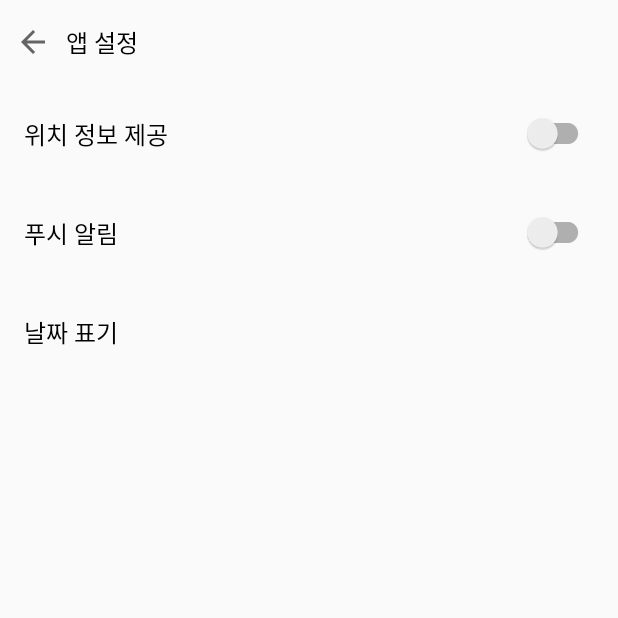
After one commit to our-spring-day/Manna, an Android app: the SettingActivity screen opened directly, with no data from a screen before it, on a phone screen of 412 x 824 dp, the top half of it. The commit adds this screen. Run offline under Robolectric (Android 15) with nearby library versions, the phone set to English and light mode, and no system bars; our stand-ins replace data binding.

Commit message:
feat(SettingActivity) : 앱 설정화면 항목 추가

```diff
--- a/app/src/main/AndroidManifest.xml
+++ b/app/src/main/AndroidManifest.xml
@@ -9,6 +9,7 @@
         android:roundIcon="@mipmap/ic_launcher_round"
         android:supportsRtl="true"
         android:theme="@style/AppTheme">
+        <activity android:name=".SettingActivity"></activity>
         <activity android:name=".HomeActivity">
             <intent-filter>
                 <action android:name="android.intent.action.MAIN" />
--- /dev/null
+++ b/app/src/main/java/com/manna/SettingActivity.kt
@@ -0,0 +1,27 @@
+package com.manna
+
+import android.content.Context
+import android.content.Intent
+import android.os.Bundle
+import androidx.appcompat.app.AppCompatActivity
+import androidx.databinding.DataBindingUtil
+import com.manna.databinding.ActivitySettingBinding
+
+class SettingActivity : AppCompatActivity() {
+
+    private lateinit var binding: ActivitySettingBinding
+    override fun onCreate(savedInstanceState: Bundle?) {
+        super.onCreate(savedInstanceState)
+        binding = DataBindingUtil.setContentView(this, R.layout.activity_setting)
+        binding.run {
+            back.setOnClickListener {
+                finish()
+            }
+        }
+    }
+
+    companion object {
+        fun getIntent(context: Context) =
+            Intent(context, SettingActivity::class.java)
+    }
+}
--- a/app/src/main/java/com/manna/SettingFragment.kt
+++ b/app/src/main/java/com/manna/SettingFragment.kt
@@ -4,6 +4,7 @@ import android.os.Bundle
 import android.view.LayoutInflater
 import android.view.View
 import android.view.ViewGroup
+import android.widget.Button
 import androidx.databinding.DataBindingUtil
 import androidx.fragment.app.Fragment
 import com.manna.databinding.FragmentSettingBinding
@@ -24,6 +25,15 @@ class SettingFragment : Fragment() {
 
     override fun onViewCreated(view: View, savedInstanceState: Bundle?) {
         super.onViewCreated(view, savedInstanceState)
+
+        val testButton = Button(context).apply {
+            text = "앱 설정"
+            setOnClickListener {
+                startActivity(SettingActivity.getIntent(context))
+            }
+        }
+
+        (binding.root as ViewGroup).addView(testButton)
     }
 
     companion object {
--- /dev/null
+++ b/app/src/main/res/drawable/ic_back_24.xml
@@ -0,0 +1,10 @@
+<vector xmlns:android="http://schemas.android.com/apk/res/android"
+    android:width="24dp"
+    android:height="24dp"
+    android:viewportWidth="24"
+    android:viewportHeight="24"
+    android:tint="?attr/colorControlNormal">
+  <path
+      android:fillColor="@android:color/white"
+      android:pathData="M20,11H7.83l5.59,-5.59L12,4l-8,8 8,8 1.41,-1.41L7.83,13H20v-2z"/>
+</vector>
--- /dev/null
+++ b/app/src/main/res/layout/activity_setting.xml
@@ -0,0 +1,139 @@
+<?xml version="1.0" encoding="utf-8"?>
+<layout xmlns:android="http://schemas.android.com/apk/res/android"
+    xmlns:app="http://schemas.android.com/apk/res-auto"
+    xmlns:tools="http://schemas.android.com/tools">
+
+    <data>
+
+    </data>
+
+    <androidx.constraintlayout.widget.ConstraintLayout
+        android:layout_width="match_parent"
+        android:layout_height="match_parent"
+        tools:context=".SettingActivity">
+
+
+        <androidx.constraintlayout.widget.ConstraintLayout
+            android:id="@+id/top_bar"
+            android:layout_width="0dp"
+            android:layout_height="56dp"
+            app:layout_constraintEnd_toEndOf="parent"
+            app:layout_constraintStart_toStartOf="parent"
+            app:layout_constraintTop_toTopOf="parent">
+
+            <androidx.appcompat.widget.AppCompatImageView
+                android:id="@+id/back"
+                android:layout_width="wrap_content"
+                android:layout_height="wrap_content"
+                android:background="?android:selectableItemBackgroundBorderless"
+                android:padding="10dp"
+                android:src="@drawable/ic_back_24"
+                app:layout_constraintBottom_toBottomOf="parent"
+                app:layout_constraintStart_toStartOf="parent"
+                app:layout_constraintTop_toTopOf="parent" />
+
+            <TextView
+                android:layout_width="wrap_content"
+                android:layout_height="wrap_content"
+                android:text="앱 설정"
+                android:textColor="@color/black"
+                android:textSize="16sp"
+                app:layout_constraintBottom_toBottomOf="parent"
+                app:layout_constraintStart_toEndOf="@id/back"
+                app:layout_constraintTop_toTopOf="parent" />
+
+        </androidx.constraintlayout.widget.ConstraintLayout>
+
+
+        <androidx.constraintlayout.widget.ConstraintLayout
+            android:id="@+id/location_panel"
+            android:layout_width="0dp"
+            android:layout_height="66dp"
+            android:paddingStart="16dp"
+            android:paddingEnd="16dp"
+            app:layout_constraintEnd_toEndOf="parent"
+            app:layout_constraintStart_toStartOf="parent"
+            app:layout_constraintTop_toBottomOf="@id/top_bar">
+
+            <TextView
+                android:layout_width="wrap_content"
+                android:layout_height="wrap_content"
+                android:text="위치 정보 제공"
+                android:textColor="@color/black"
+                android:textSize="16sp"
+                app:layout_constraintBottom_toBottomOf="parent"
+                app:layout_constraintStart_toStartOf="parent"
+                app:layout_constraintTop_toTopOf="parent" />
+
+
+            <com.google.android.material.switchmaterial.SwitchMaterial
+                android:layout_width="wrap_content"
+                android:layout_height="wrap_content"
+                app:layout_constraintBottom_toBottomOf="parent"
+                app:layout_constraintEnd_toEndOf="parent"
+                app:layout_constraintTop_toTopOf="parent" />
+
+        </androidx.constraintlayout.widget.ConstraintLayout>
+
+        <androidx.constraintlayout.widget.ConstraintLayout
+            android:id="@+id/push_panel"
+            android:layout_width="0dp"
+            android:layout_height="66dp"
+            android:paddingStart="16dp"
+            android:paddingEnd="16dp"
+            app:layout_constraintEnd_toEndOf="parent"
+            app:layout_constraintStart_toStartOf="parent"
+            app:layout_constraintTop_toBottomOf="@id/location_panel">
+
+            <TextView
+                android:layout_width="wrap_content"
+                android:layout_height="wrap_content"
+                android:text="푸시 알림"
+                android:textColor="@color/black"
+                android:textSize="16sp"
+                app:layout_constraintBottom_toBottomOf="parent"
+                app:layout_constraintStart_toStartOf="parent"
+                app:layout_constraintTop_toTopOf="parent" />
+
+
+            <com.google.android.material.switchmaterial.SwitchMaterial
+                android:layout_width="wrap_content"
+                android:layout_height="wrap_content"
+                app:layout_constraintBottom_toBottomOf="parent"
+                app:layout_constraintEnd_toEndOf="parent"
+                app:layout_constraintTop_toTopOf="parent" />
+
+        </androidx.constraintlayout.widget.ConstraintLayout>
+
+
+        <androidx.constraintlayout.widget.ConstraintLayout
+            android:id="@+id/date_notation_panel"
+            android:layout_width="0dp"
+            android:layout_height="66dp"
+            android:paddingStart="16dp"
+            android:paddingEnd="16dp"
+            app:layout_constraintEnd_toEndOf="parent"
+            app:layout_constraintStart_toStartOf="parent"
+            app:layout_constraintTop_toBottomOf="@id/push_panel">
+
+            <TextView
+                android:layout_width="wrap_content"
+                android:layout_height="wrap_content"
+                android:text="날짜 표기"
+                android:textColor="@color/black"
+                android:textSize="16sp"
+                app:layout_constraintBottom_toBottomOf="parent"
+                app:layout_constraintStart_toStartOf="parent"
+                app:layout_constraintTop_toTopOf="parent" />
+
+
+        </androidx.constraintlayout.widget.ConstraintLayout>
+
+
+
+
+
+
+
+    </androidx.constraintlayout.widget.ConstraintLayout>
+</layout>
--- a/app/src/main/res/values/colors.xml
+++ b/app/src/main/res/values/colors.xml
@@ -3,4 +3,5 @@
     <color name="colorPrimary">#6200EE</color>
     <color name="colorPrimaryDark">#3700B3</color>
     <color name="colorAccent">#03DAC5</color>
+    <color name="black">#000000</color>
 </resources>
--- a/app/src/main/res/values/styles.xml
+++ b/app/src/main/res/values/styles.xml
@@ -1,7 +1,7 @@
 <resources>
 
     <!-- Base application theme. -->
-    <style name="AppTheme" parent="Theme.AppCompat.Light.DarkActionBar">
+    <style name="AppTheme" parent="Theme.AppCompat.Light.NoActionBar">
         <!-- Customize your theme here. -->
         <item name="colorPrimary">@color/colorPrimary</item>
         <item name="colorPrimaryDark">@color/colorPrimaryDark</item>
```
